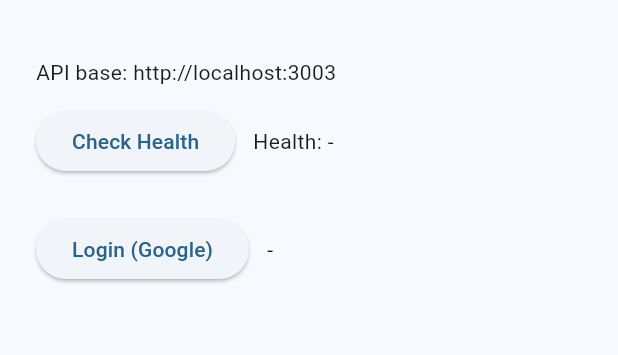
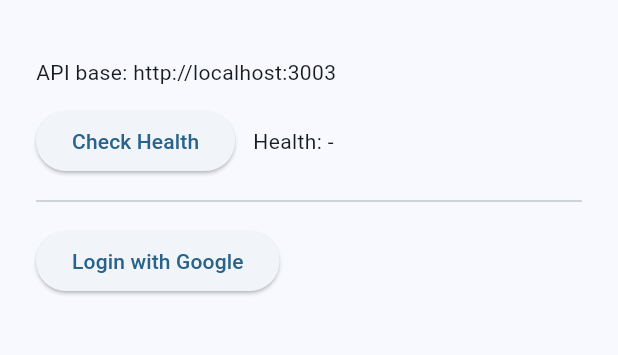
Before and after one commit to cpradeepk/task-tool, a Flutter app: the screen it shows after launch, on a phone screen of 412 x 824 dp, the part 63-418 px from its top. Run offline on Flutter 3.47's test engine with Material 3 defaults, Android fonts, the phone set to English and light mode, and no system bars; our stand-ins replace google_sign_in.

Commit message:
feat(frontend): implement Google Sign-In (web) and backend session exchange; set web client ID meta; backend PG SSL option

```diff
--- a/frontend/lib/main.dart
+++ b/frontend/lib/main.dart
@@ -1,6 +1,6 @@
-import 'dart:convert';
 import 'package:flutter/material.dart';
 import 'package:http/http.dart' as http;
+import 'auth.dart';
 
 const String apiBase = String.fromEnvironment('API_BASE', defaultValue: 'http://localhost:3003');
 
@@ -30,7 +30,8 @@ class HomeScreen extends StatefulWidget {
 
 class _HomeScreenState extends State<HomeScreen> {
   String _health = '-';
-  String _auth = '-';
+  String? _email;
+  final _authCtl = AuthController();
 
   Future<void> _checkHealth() async {
     try {
@@ -41,10 +42,14 @@ class _HomeScreenState extends State<HomeScreen> {
     }
   }
 
-  Future<void> _mockLogin() async {
-    // Placeholder for Google Sign-In web; will be replaced with real flow
-    // For now, we show the endpoint and expected payload
-    setState(() => _auth = 'POST /task/api/auth/session with Google ID token');
+  Future<void> _login() async {
+    await _authCtl.signIn();
+    setState(() => _email = _authCtl.email);
+  }
+
+  Future<void> _logout() async {
+    await _authCtl.signOut();
+    setState(() => _email = null);
   }
 
   @override
@@ -63,12 +68,15 @@ class _HomeScreenState extends State<HomeScreen> {
               const SizedBox(width: 12),
               Text('Health: $_health')
             ]),
-            const SizedBox(height: 24),
-            Row(children: [
-              ElevatedButton(onPressed: _mockLogin, child: const Text('Login (Google)')),
-              const SizedBox(width: 12),
-              Expanded(child: Text(_auth))
-            ]),
+            const Divider(height: 32),
+            if (_email == null)
+              ElevatedButton(onPressed: _login, child: const Text('Login with Google'))
+            else
+              Row(children: [
+                Text('Signed in as $_email'),
+                const SizedBox(width: 12),
+                TextButton(onPressed: _logout, child: const Text('Sign out')),
+              ]),
           ],
         ),
       ),
```
Also changed, not shown: frontend/lib/auth.dart (added, +46 -0 lines), 4 other files.
